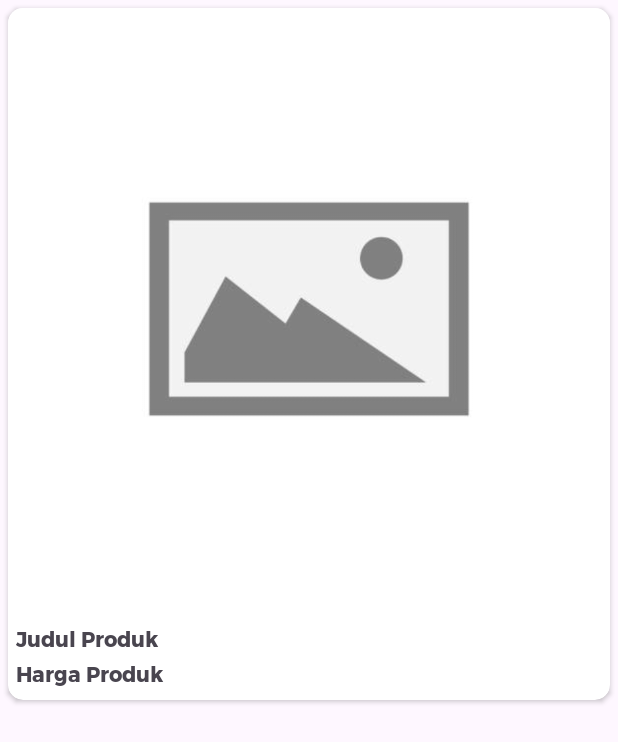
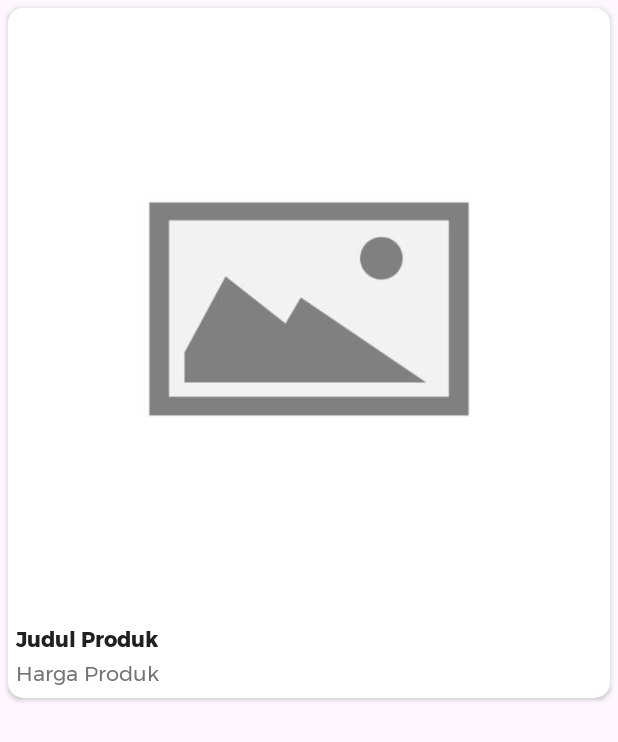
Before and after one commit to adislice/cloth-store-pml, an Android app: the layout item_home_carousel.xml on its own in the app's theme, with its tools: preview values and no code run, on a phone screen of 412 x 824 dp. Shown: the top 742 px of the screen. Run offline under Robolectric (Android 15) with nearby library versions, the phone set to English and light mode, and no system bars.

```diff
--- a/app/src/main/res/layout/item_home_carousel.xml
+++ b/app/src/main/res/layout/item_home_carousel.xml
@@ -36,6 +36,7 @@
                 android:fontFamily="@font/montserrat_bold"
                 android:maxLines="2"
                 android:text="Judul Produk"
+                android:textColor="@color/main_text"
                 android:layout_marginBottom="@dimen/pad_sm"
                 android:paddingHorizontal="5dp"
                 app:layout_constraintStart_toStartOf="parent"
@@ -45,11 +46,12 @@
                 android:id="@+id/produk_harga"
                 android:layout_width="match_parent"
                 android:layout_height="wrap_content"
-                android:fontFamily="@font/montserrat_bold"
+                android:fontFamily="@font/montserrat_regular"
                 android:maxLines="2"
                 android:paddingHorizontal="5dp"
                 android:paddingBottom="5dp"
                 android:text="Harga Produk"
+                android:textColor="@color/submain_text"
                 app:layout_constraintBottom_toBottomOf="parent"
                 app:layout_constraintStart_toStartOf="parent"
                 app:layout_constraintTop_toBottomOf="@id/produk_judul" />
--- a/app/src/main/res/values-v29/themes.xml
+++ /dev/null
@@ -1,18 +0,0 @@
-<?xml version="1.0" encoding="utf-8"?>
-<resources xmlns:tools="http://schemas.android.com/tools">
-
-    <style name="Theme.ClothStore" parent="Theme.Material3.DayNight">
-        <!-- Primary brand color. -->
-        <item name="colorPrimary">@color/blue_500</item>
-        <item name="colorPrimaryVariant">@color/blue_700</item>
-        <item name="colorOnPrimary">@color/white</item>
-        <!-- Secondary brand color. -->
-        <item name="colorSecondary">@color/teal_200</item>
-        <item name="colorSecondaryVariant">@color/teal_700</item>
-        <item name="colorOnSecondary">@color/black</item>
-        <!-- Status bar color. -->
-        <item name="android:statusBarColor" tools:targetApi="l">?attr/colorPrimaryVariant</item>
-        <!-- Customize your theme here. -->
-        <item name="android:forceDarkAllowed">false</item>
-    </style>
-</resources>
--- a/app/src/main/res/values/themes.xml
+++ b/app/src/main/res/values/themes.xml
@@ -19,6 +19,7 @@
         <item name="cornerSize">50%</item>
     </style>
     <style name="TextAppearance.App.TitleLarge" parent="TextAppearance.Material3.TitleLarge">
+        <item name="android:windowNoTitle">true</item>
         <item name="fontFamily">@font/montserrat_bold</item>
         <item name="android:fontFamily">@font/montserrat_bold</item>
     </style>
```
Also changed, not shown: app/src/main/java/com/uty/clothstore/MainActivity.kt (+8 -2 lines).
